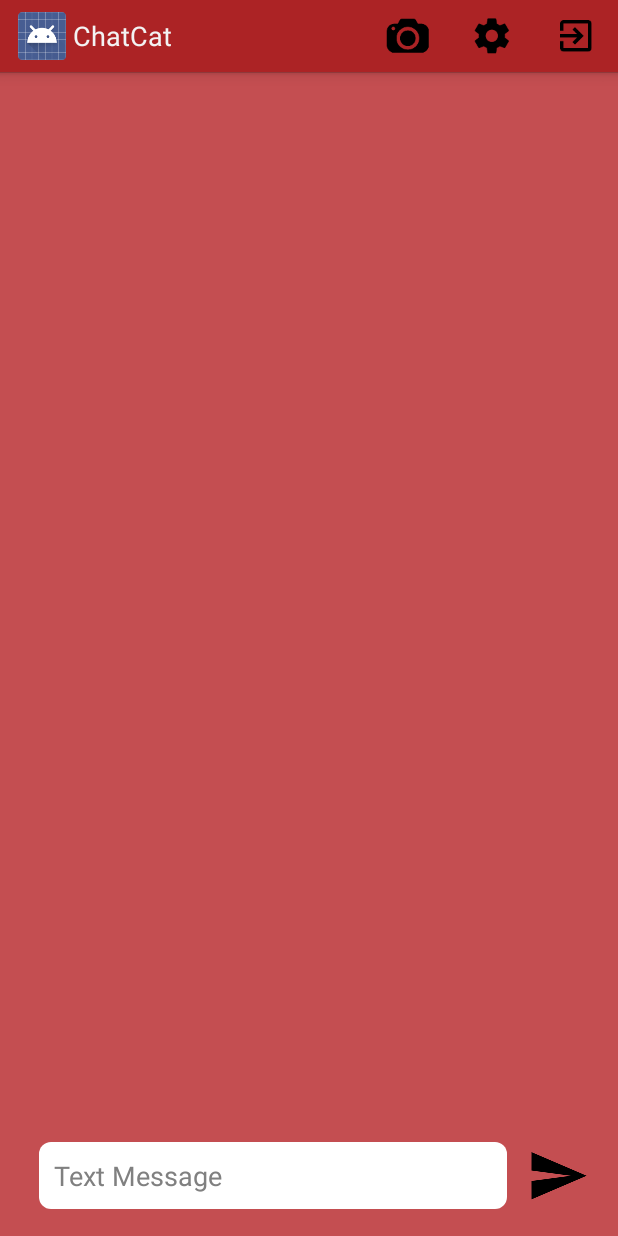
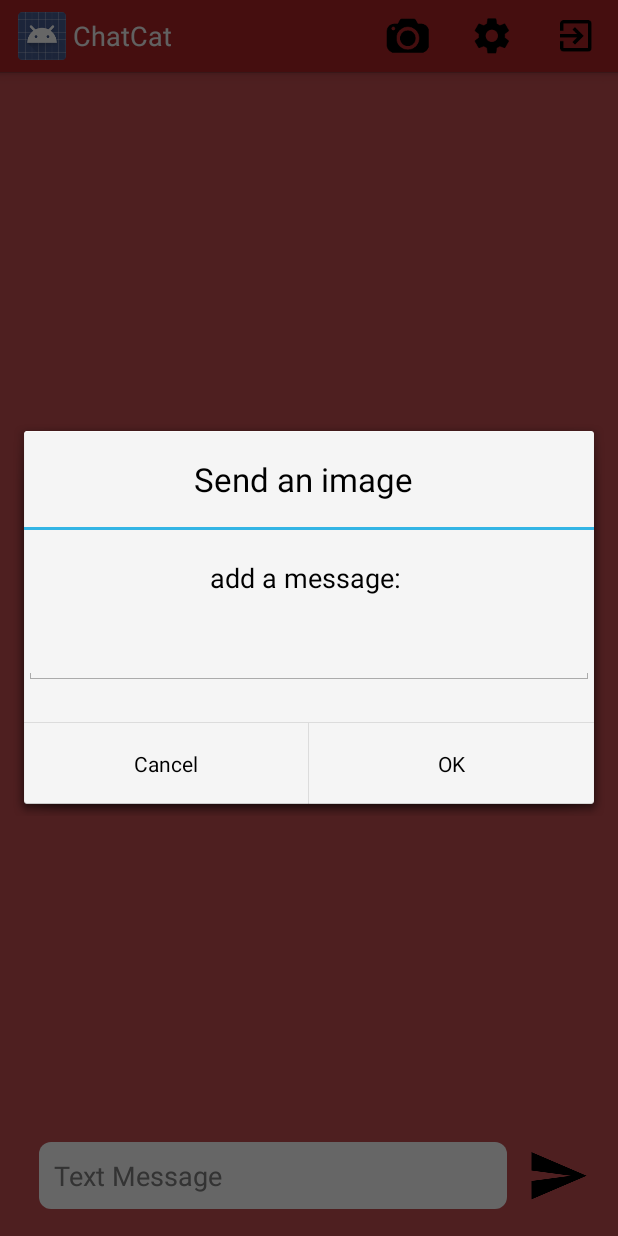
Before and after one commit to louisamoros/android-chat-scan, an Android app: the ChatActivity screen opened directly, with no data from a screen before it, after a tap on "action_import_img", on a phone screen of 412 x 824 dp. Run offline under Robolectric (Android 15) with nearby library versions, the phone set to English and light mode, and no system bars.

Commit message:
Image send feature fixed, spinner added to register feature.

```diff
--- a/app/src/main/java/com/scan/chat/android/androidchatscan/activities/ChatActivity.java
+++ b/app/src/main/java/com/scan/chat/android/androidchatscan/activities/ChatActivity.java
@@ -47,6 +47,7 @@ public class ChatActivity extends Activity implements UserSendInterface, LoadMes
     public static Activity mChatActivity;
     private String message;
     private String encodedImage;
+    private String username;
     private String auth;
 
     // UI references.
@@ -62,9 +63,11 @@ public class ChatActivity extends Activity implements UserSendInterface, LoadMes
         sendInterface = this;
         mChatActivity = this;
 
-        // Load theme
+        // get user's infos and load theme
         SharedPreferences sPrefs = getSharedPreferences(MainActivity.PREFS_NAME, 0);
         int theme = sPrefs.getInt("theme", 0);
+        username = sPrefs.getString("username", null);
+        auth = sPrefs.getString("auth", null);
         setTheme(loadTheme(theme));
 
         setContentView(R.layout.activity_chat);
@@ -180,7 +183,7 @@ public class ChatActivity extends Activity implements UserSendInterface, LoadMes
                 public void onClick(DialogInterface dialog, int which) {
                     message = input.getText().toString();
                     userSendTask = new UserSendTask(true, sendInterface);
-                    userSendTask.execute(message, encodedImage);
+                    userSendTask.execute(message, encodedImage, username, auth);
                 }
             });
             builder.setNegativeButton("Cancel", new DialogInterface.OnClickListener() {
@@ -234,11 +237,51 @@ public class ChatActivity extends Activity implements UserSendInterface, LoadMes
      */
     private void openGalleryAndSend()
     {
-        Intent i = new Intent(
+        /*Intent i = new Intent(
                 Intent.ACTION_PICK,
                 android.provider.MediaStore.Images.Media.EXTERNAL_CONTENT_URI);
 
-        startActivityForResult(i, RESULT_LOAD_IMAGE);
+        startActivityForResult(i, RESULT_LOAD_IMAGE);*/
+
+        Bitmap imageBitmap = BitmapFactory.decodeResource(getResources(),
+                R.drawable.ic_launcher);
+
+        ByteArrayOutputStream baos = new ByteArrayOutputStream();
+        imageBitmap.compress(Bitmap.CompressFormat.JPEG, 100, baos);
+        encodedImage = Base64.encodeToString(baos.toByteArray(), Base64.DEFAULT);
+
+        // Make the user confirm he wants to send the picture, and make him add a message
+        message = "";
+
+        AlertDialog.Builder builder = new AlertDialog.Builder(this);
+        builder.setTitle("Send an image");
+
+        // Set up the input
+        final EditText input = new EditText(this);
+
+        // Specify the type of input expected; this, for example, sets the input as a password, and will mask the text
+        input.setInputType(InputType.TYPE_CLASS_TEXT);
+        builder.setView(input);
+        builder.setMessage("add a message: ");
+
+        // Set up the buttons
+        builder.setPositiveButton("OK", new DialogInterface.OnClickListener() {
+            @Override
+            public void onClick(DialogInterface dialog, int which) {
+                message = input.getText().toString();
+                userSendTask = new UserSendTask(true, sendInterface);
+                userSendTask.execute(message, encodedImage, username, auth);
+            }
+        });
+        builder.setNegativeButton("Cancel", new DialogInterface.OnClickListener() {
+            @Override
+            public void onClick(DialogInterface dialog, int which) {
+                dialog.cancel();
+            }
+        });
+        builder.show();
+
+
     }
 
 
@@ -254,11 +297,6 @@ public class ChatActivity extends Activity implements UserSendInterface, LoadMes
 
         // Get message string from editview
         String message = mMessageText.getText().toString();
-
-        //get user infos from sharedPreferences
-        SharedPreferences sPrefs = getSharedPreferences(MainActivity.PREFS_NAME, 0);
-        String username = sPrefs.getString("username", null);
-        String auth = sPrefs.getString("auth", null);
 
         // Execute asynchronus task to send message
         userSendTask = new UserSendTask(false, sendInterface);
--- a/app/src/main/java/com/scan/chat/android/androidchatscan/activities/MainActivity.java
+++ b/app/src/main/java/com/scan/chat/android/androidchatscan/activities/MainActivity.java
@@ -45,7 +45,6 @@ public class MainActivity extends Activity  implements UserLoginInterface {
     // UI references.
     public static EditText mPasswordView;
     private AutoCompleteTextView mUsernameView;
-    public static View mProgressView;
     public static View mLoginFormView;
     private Button mSignInButton;
     private TextView mNoAccountLink;
@@ -118,8 +117,7 @@ public class MainActivity extends Activity  implements UserLoginInterface {
         });
 
         mLoginFormView = findViewById(R.id.login_form);
-        mProgressView = findViewById(R.id.login_progress);
-        progressBar = (ProgressBar) findViewById(R.id.progress_bar);
+        progressBar = (ProgressBar) findViewById(R.id.progress_bar_login);
     }
 
     @Override
--- a/app/src/main/res/layout/activity_main.xml
+++ b/app/src/main/res/layout/activity_main.xml
@@ -16,7 +16,7 @@
         android:orientation="vertical">
 
         <ProgressBar
-            android:id="@+id/progress_bar"
+            android:id="@+id/progress_bar_login"
             android:layout_width="100dp"
             android:layout_height="100dp"
             android:layout_centerInParent="true"
```
Also changed, not shown: app/src/main/java/com/scan/chat/android/androidchatscan/activities/RegisterActivity.java (+6 -3 lines), app/src/main/res/layout/activity_register.xml (+7 -0 lines), 1 other file.
